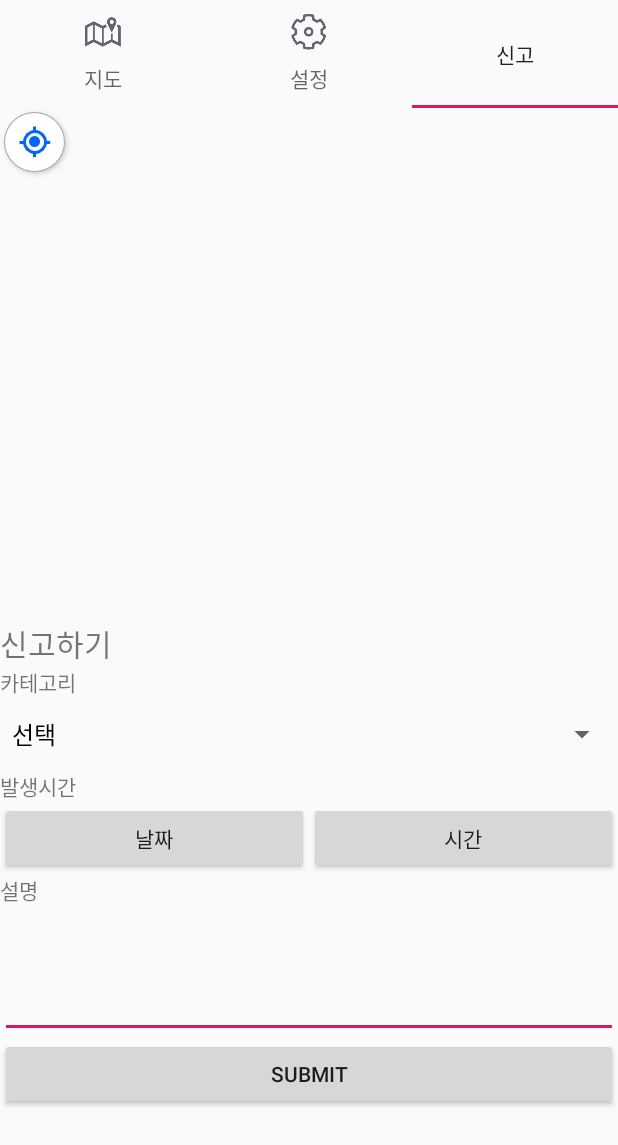
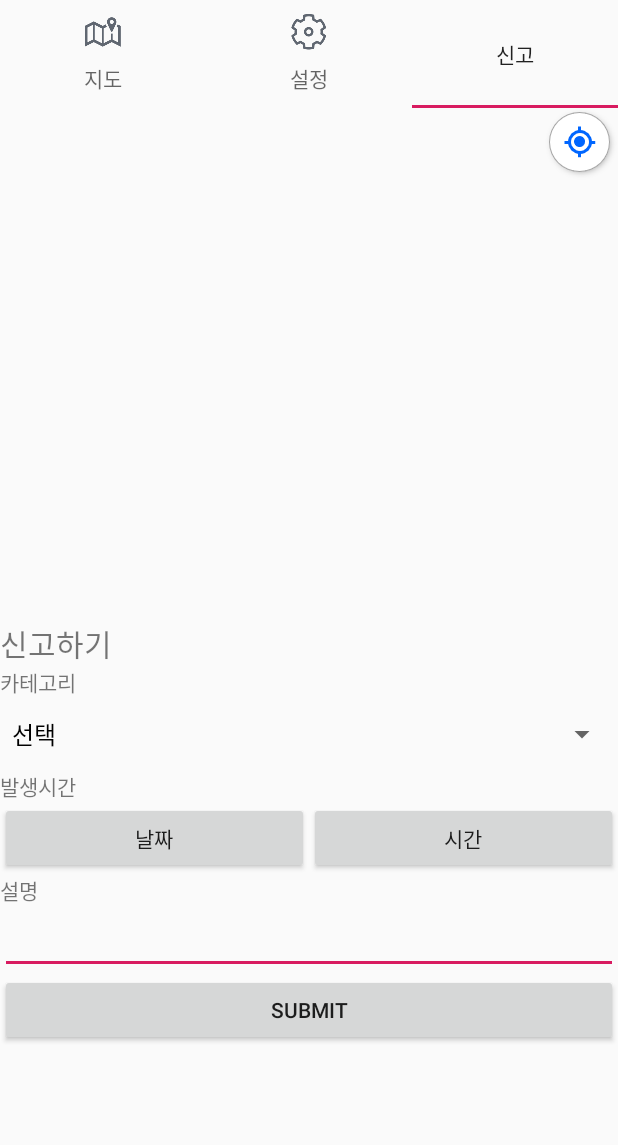
Before and after one commit to enaenen/AntyBeety2, an Android app: the screen it shows after launch (MainActivity), tab 3 chosen, on a phone screen of 412 x 824 dp. Shown: the top 1145 px of the screen. Run offline under Robolectric (Android 15) with nearby library versions, the phone set to English and light mode, and no system bars; our stand-ins replace androidx.preference; libraries missing offline, so code that uses them is left out: com.skt; pictures from the network do not load; 30 statements that could not run were skipped.

```diff
--- a/app/src/main/java/com/example/thingbee_android/FragmentPrototype.java
+++ b/app/src/main/java/com/example/thingbee_android/FragmentPrototype.java
@@ -285,14 +285,14 @@ public class FragmentPrototype extends Fragment{
 
                         switch (rep.getCategory()){
                             case "성범죄":
-                                bitmap = BitmapFactory.decodeResource(getActivity().getApplicationContext().getResources(), R.drawable.police_color);
+                                bitmap = BitmapFactory.decodeResource(getActivity().getApplicationContext().getResources(), R.drawable.red);
                                 break;
                             case "기타":
-                                bitmap = BitmapFactory.decodeResource(getActivity().getApplicationContext().getResources(), R.drawable.protect_color);
+                                bitmap = BitmapFactory.decodeResource(getActivity().getApplicationContext().getResources(), R.drawable.blue);
                                 break;
                                 //폭행/갈취
                             default:
-                                bitmap = BitmapFactory.decodeResource(getActivity().getApplicationContext().getResources(), R.drawable.bell_color);
+                                bitmap = BitmapFactory.decodeResource(getActivity().getApplicationContext().getResources(), R.drawable.orange);
                                 break;
                         }
 
--- a/app/src/main/res/layout/fragment_prototype.xml
+++ b/app/src/main/res/layout/fragment_prototype.xml
@@ -21,9 +21,9 @@
             <ImageButton
                 android:id="@+id/btnSight"
                 android:layout_alignParentTop="true"
+                android:layout_gravity="right"
                 android:layout_width="wrap_content"
                 android:layout_height="wrap_content"
-                android:padding="0dp"
                 android:src="@drawable/location"
                 android:background="#00000000"/>
     </FrameLayout>
@@ -66,7 +66,7 @@
                 android:layout_height="wrap_content"
                 android:id="@+id/dateBtn"
                 android:layout_weight="1"
-                android:text="날짜"/>
+                android:text="날짜" />
 
             <Button
                 android:layout_width="wrap_content"
@@ -84,7 +84,7 @@
         <EditText
             android:layout_width="match_parent"
             android:layout_height="wrap_content"
-            android:minLines="3"
+            android:minLines="1"
             android:maxLines="5"
             android:scrollbars="vertical"
             android:id="@+id/commentArea"/>
```
Also changed, not shown: app/src/main/java/com/example/thingbee_android/retorift/ApiService.java (deleted, +0 -32 lines), app/src/main/res/drawable/blue.png (added), app/src/main/res/drawable/green.png (added), app/src/main/res/drawable/orange.png (added), app/src/main/res/drawable/red.png (added), app/src/main/res/drawable/yellow.png (added).
